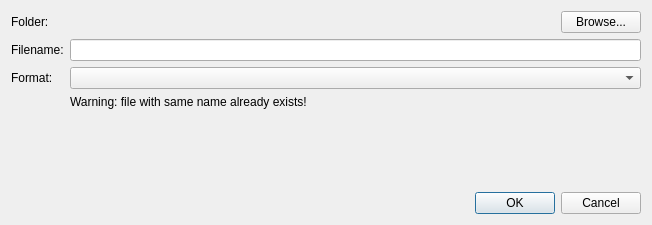
Above: client/src/ui/dialogs/two_step_file_dialog.ui from networkoptix/nx_open before the change. Below: the same form after it.
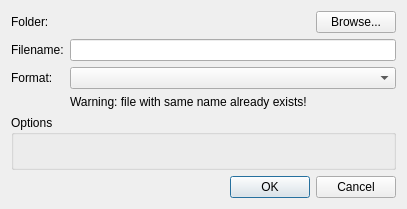
That is the form after the change.

The edit to the form file:
```diff
--- a/client/src/ui/dialogs/two_step_file_dialog.ui
+++ b/client/src/ui/dialogs/two_step_file_dialog.ui
@@ -6,8 +6,8 @@
    <rect>
     <x>0</x>
     <y>0</y>
-    <width>652</width>
-    <height>225</height>
+    <width>407</width>
+    <height>209</height>
    </rect>
   </property>
   <property name="windowTitle">
@@ -74,21 +74,11 @@
     </layout>
    </item>
    <item>
-    <widget class="QWidget" name="optionsWidget" native="true">
-     <layout class="QGridLayout" name="optionsLayout">
-      <property name="leftMargin">
-       <number>0</number>
-      </property>
-      <property name="topMargin">
-       <number>0</number>
-      </property>
-      <property name="rightMargin">
-       <number>0</number>
-      </property>
-      <property name="bottomMargin">
-       <number>0</number>
-      </property>
-     </layout>
+    <widget class="QGroupBox" name="optionsGroupBox">
+     <property name="title">
+      <string>Options</string>
+     </property>
+     <layout class="QGridLayout" name="optionsLayout"/>
     </widget>
    </item>
    <item>
```
Left out of the diff: 6 changed lines with no effect on the pictures.
